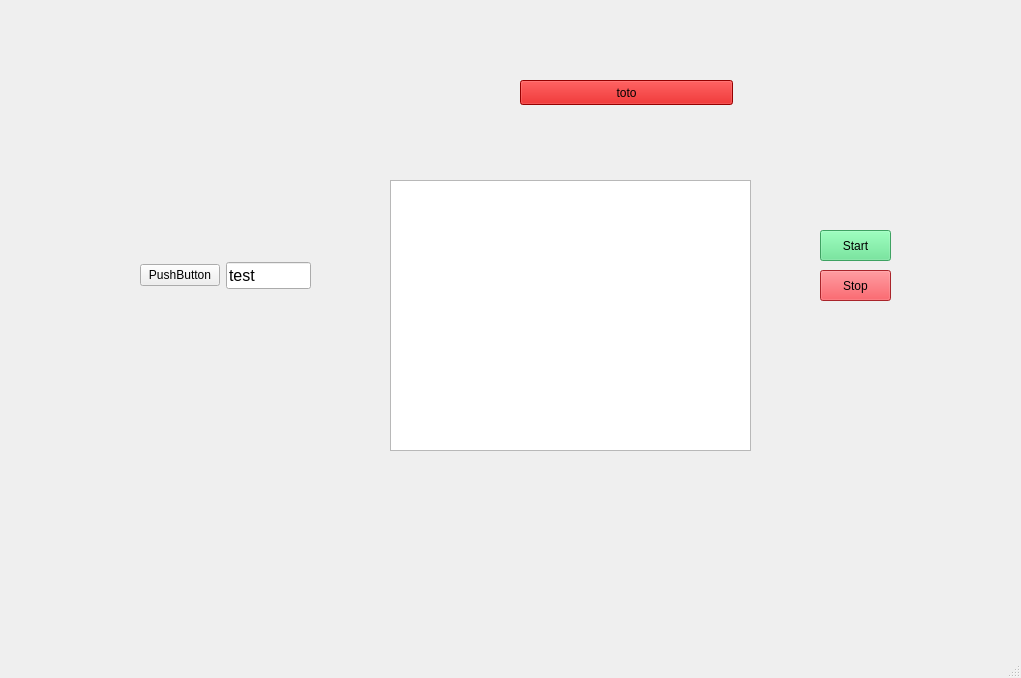
Old version of the form GUI design files/testUI.ui in the repository cpelletm/postdoc.
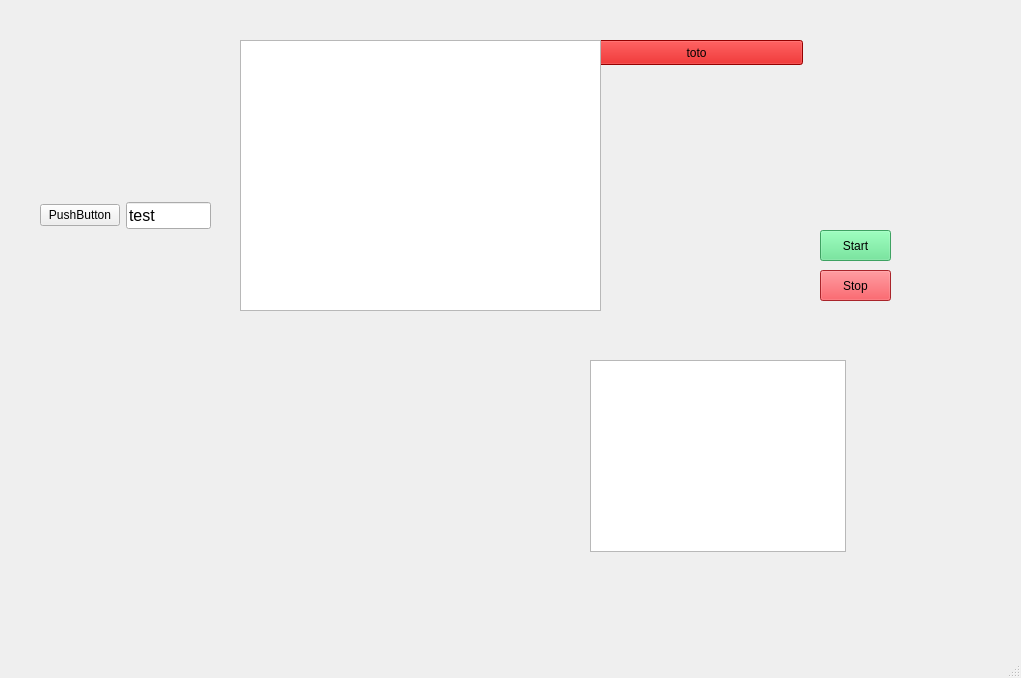
New version of the form. Custom widgets are drawn as their Qt base class.

The edit to the form file:
```diff
--- a/GUI design files/testUI.ui
+++ b/GUI design files/testUI.ui
@@ -23,8 +23,8 @@
    <widget class="QWidget" name="gridLayoutWidget">
     <property name="geometry">
      <rect>
-      <x>140</x>
-      <y>250</y>
+      <x>40</x>
+      <y>190</y>
       <width>171</width>
       <height>51</height>
      </rect>
@@ -68,8 +68,8 @@
    <widget class="QPushButton" name="totoButton">
     <property name="geometry">
      <rect>
-      <x>520</x>
-      <y>80</y>
+      <x>590</x>
+      <y>40</y>
       <width>213</width>
       <height>25</height>
      </rect>
@@ -212,15 +212,6 @@
          </color>
         </brush>
        </colorrole>
-       <colorrole role="PlaceholderText">
-        <brush brushstyle="SolidPattern">
-         <color alpha="128">
-          <red>0</red>
-          <green>0</green>
-          <blue>0</blue>
-         </color>
-        </brush>
-       </colorrole>
       </active>
       <inactive>
        <colorrole role="WindowText">
@@ -358,15 +349,6 @@
          </color>
         </brush>
        </colorrole>
-       <colorrole role="PlaceholderText">
-        <brush brushstyle="SolidPattern">
-         <color alpha="128">
-          <red>0</red>
-          <green>0</green>
-          <blue>0</blue>
-         </color>
-        </brush>
-       </colorrole>
       </inactive>
       <disabled>
        <colorrole role="WindowText">
@@ -504,15 +486,6 @@
          </color>
         </brush>
        </colorrole>
-       <colorrole role="PlaceholderText">
-        <brush brushstyle="SolidPattern">
-         <color alpha="128">
-          <red>0</red>
-          <green>0</green>
-          <blue>0</blue>
-         </color>
-        </brush>
-       </colorrole>
       </disabled>
      </palette>
     </property>
@@ -990,8 +963,8 @@
    <widget class="QGraphicsView" name="gra">
     <property name="geometry">
      <rect>
-      <x>390</x>
-      <y>180</y>
+      <x>240</x>
+      <y>40</y>
       <width>361</width>
       <height>271</height>
      </rect>
@@ -1464,6 +1437,26 @@
      <bool>false</bool>
     </property>
    </widget>
+   <widget class="PlotWidget" name="graphWidget" native="true">
+    <property name="geometry">
+     <rect>
+      <x>90</x>
+      <y>420</y>
+      <width>261</width>
+      <height>181</height>
+     </rect>
+    </property>
+   </widget>
+   <widget class="GraphicsLayoutWidget" name="glw">
+    <property name="geometry">
+     <rect>
+      <x>590</x>
+      <y>360</y>
+      <width>256</width>
+      <height>192</height>
+     </rect>
+    </property>
+   </widget>
   </widget>
   <widget class="QMenuBar" name="menubar">
    <property name="geometry">
@@ -1477,6 +1470,19 @@
   </widget>
   <widget class="QStatusBar" name="statusbar"/>
  </widget>
+ <customwidgets>
+  <customwidget>
+   <class>PlotWidget</class>
+   <extends>QWidget</extends>
+   <header>pyqtgraph</header>
+   <container>1</container>
+  </customwidget>
+  <customwidget>
+   <class>GraphicsLayoutWidget</class>
+   <extends>QGraphicsView</extends>
+   <header location="global">pyqtgraph</header>
+  </customwidget>
+ </customwidgets>
  <resources/>
  <connections/>
 </ui>
```
Left out of the diff: 56 changed lines with no effect on the pictures.
